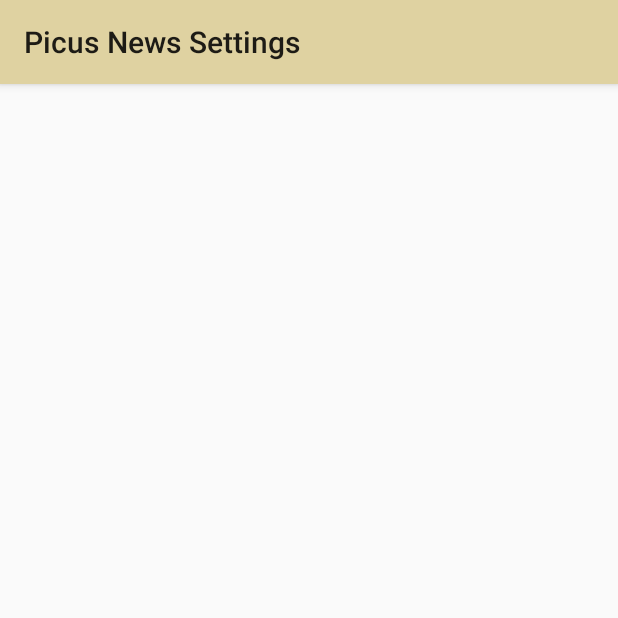
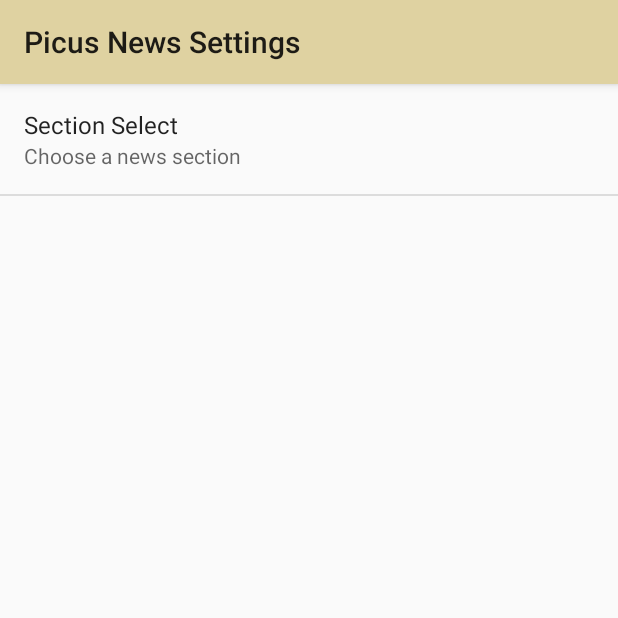
Before and after one commit to kingdomseed/PicusNews, an Android app: the screen it shows after launch (SettingsActivity), after a tap on "SETTINGS", on a phone screen of 412 x 824 dp, the top half of it. Run offline under Robolectric (Android 15) with nearby library versions, the phone set to English and light mode, and no system bars.

```diff
--- a/app/src/main/java/com/holtnet/picusnews/NewsFeedActivity.java
+++ b/app/src/main/java/com/holtnet/picusnews/NewsFeedActivity.java
@@ -2,9 +2,11 @@ package com.holtnet.picusnews;
 
 import android.content.Context;
 import android.content.Intent;
+import android.content.SharedPreferences;
 import android.net.ConnectivityManager;
 import android.net.NetworkInfo;
 import android.net.Uri;
+import android.preference.PreferenceManager;
 import android.support.annotation.NonNull;
 import android.support.annotation.Nullable;
 import android.support.v4.app.LoaderManager;
@@ -24,7 +26,8 @@ import java.util.List;
 public class NewsFeedActivity extends AppCompatActivity implements LoaderManager.LoaderCallbacks<List<NewsArticle>> {
 
     private static final int NEWS_LOADER_ID = 1;
-    private static final String NEWS_REQUEST_URL = "https://content.guardianapis.com/us/technology?show-tags=contributor&api-key=" + BuildConfig.GuardianAPIKey;
+    //API Key "11ea37a2-6fe3-412b-bfa8-e984bf496acc"
+    private static final String NEWS_REQUEST_URL = "https://content.guardianapis.com/us-news?show-tags=contributor&api-key=" + BuildConfig.GuardianAPIKey;
 
     private NewsAdapter newsAdapter;
     private TextView emptyStateTextView;
@@ -88,6 +91,8 @@ public class NewsFeedActivity extends AppCompatActivity implements LoaderManager
     @NonNull
     @Override
     public Loader<List<NewsArticle>> onCreateLoader(int i, @Nullable Bundle bundle) {
+        SharedPreferences sharedPrefs = PreferenceManager.getDefaultSharedPreferences(this);
+
         return new NewsArticleLoader(this, NEWS_REQUEST_URL);
     }
 
--- a/app/src/main/java/com/holtnet/picusnews/SettingsActivity.java
+++ b/app/src/main/java/com/holtnet/picusnews/SettingsActivity.java
@@ -14,5 +14,10 @@ public class SettingsActivity extends AppCompatActivity {
 
     public static class PrefsFragment extends PreferenceFragment {
 
+        @Override
+        public void onCreate(Bundle savedInstanceState) {
+            super.onCreate(savedInstanceState);
+            addPreferencesFromResource(R.xml.settings_main);
+        }
     }
 }
--- /dev/null
+++ b/app/src/main/res/values/arrays.xml
@@ -0,0 +1,10 @@
+<?xml version="1.0" encoding="utf-8"?>
+<resources>
+    <string-array name="us_main_sections">
+        <item>News</item>
+        <item>Opinion</item>
+        <item>Sport</item>
+        <item>Culture</item>
+        <item>Lifestyle</item>
+    </string-array>
+</resources>
--- a/app/src/main/res/values/strings.xml
+++ b/app/src/main/res/values/strings.xml
@@ -7,4 +7,6 @@
     <string name="settings_sections_label">Section Select</string>
     <string name="settings_sections_key" translatable="false">section_key</string>
     <string name="settings_starting_section_default" translatable="true">Technology</string>
+    <string name="prefs_summary">Choose a news section</string>
+
 </resources>
--- /dev/null
+++ b/app/src/main/res/xml/settings_main.xml
@@ -0,0 +1,16 @@
+<?xml version="1.0" encoding="utf-8"?>
+<PreferenceScreen xmlns:android="http://schemas.android.com/apk/res/android"
+    android:title="@string/settings_title">
+
+    <ListPreference
+        android:defaultValue="@string/settings_starting_section_default"
+        android:dialogTitle="Description"
+        android:entries="@array/us_main_sections"
+        android:entryValues="@array/us_main_sections"
+        android:inputType="numberDecimal"
+        android:key="@string/settings_sections_key"
+        android:selectAllOnFocus="true"
+        android:summary="@string/prefs_summary"
+        android:title="@string/settings_sections_label" />
+
+</PreferenceScreen>
```
